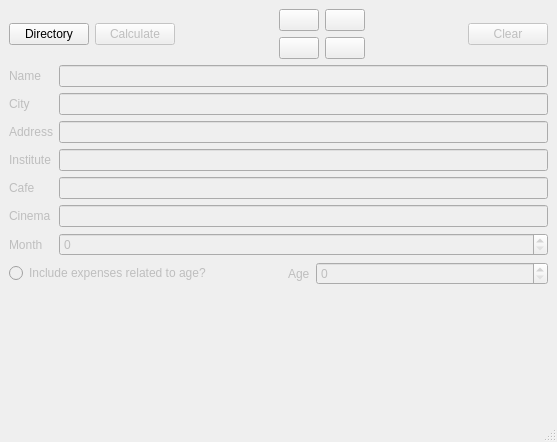
First picture: the form in mainwindow.ui, repository kebaboy/Poor-student, before the edit.
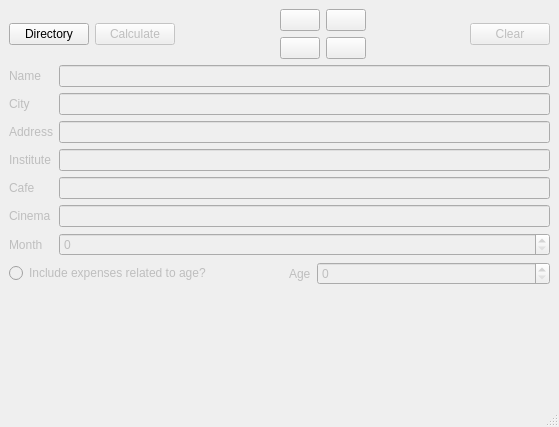
Second picture: the form after the edit. Icons and pictures are not drawn.

Diff of the .ui file:
```diff
--- a/mainwindow.ui
+++ b/mainwindow.ui
@@ -6,8 +6,8 @@
    <rect>
     <x>0</x>
     <y>0</y>
-    <width>557</width>
-    <height>442</height>
+    <width>559</width>
+    <height>427</height>
    </rect>
   </property>
   <property name="sizePolicy">
```
Left out of the diff: 260 changed lines with no effect on the pictures.
